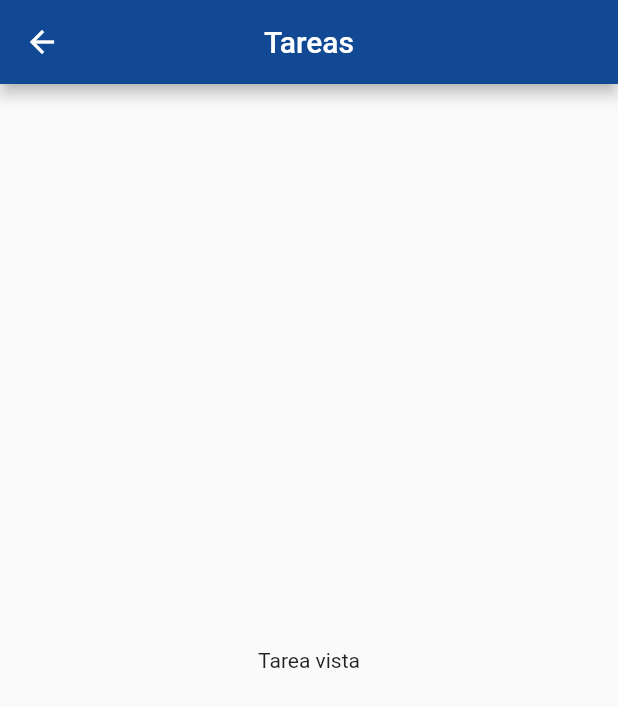
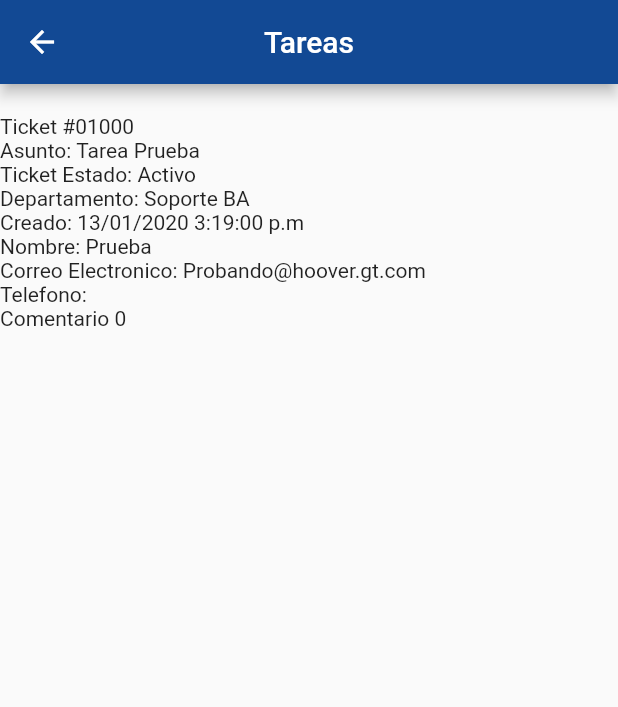
Before and after one commit to B3rert/TareasDs_Flutter, a Flutter app: the ListTaskPage screen opened directly, after a tap on "Tarea prueba", on a phone screen of 412 x 824 dp. Shown: the top 707 px of the screen. Run offline on Flutter 3.47's test engine with Material 2 defaults, Android fonts, the phone set to English and light mode, and no system bars.

Commit message:
Cambio de fondo del login, nueva clase colores, clase para quitar la animcion de los listview y otros cambios en distintos archivos

```diff
--- a/lib/src/pages/list_task_page.dart
+++ b/lib/src/pages/list_task_page.dart
@@ -1,4 +1,5 @@
 import 'package:flutter/material.dart';
+import 'package:front_tareasds/src/pages/view_tasks.dart';
 import 'package:front_tareasds/src/providers/list_provider.dart';
 import 'package:front_tareasds/src/utils/constants.dart';
 
@@ -127,6 +128,10 @@ class _ListTaskPageState extends State<ListTaskPage> {
         ),
         onTap: () {
           Navigator.pushNamed(context, "/viewTask");
+          /*  Navigator.push(
+              context,
+              MaterialPageRoute(
+                  builder: (BuildContext context) => ViewTaskPage())); */
         },
       );
 
--- a/lib/src/pages/login_page.dart
+++ b/lib/src/pages/login_page.dart
@@ -1,28 +1,14 @@
 import 'package:flutter/material.dart';
+import 'package:front_tareasds/src/pages/list_task_page.dart';
+import 'package:front_tareasds/src/utils/colors.dart';
+import 'package:front_tareasds/src/utils/my_behavior.dart';
 
-bool brushedTeeth = false; //Estado para en checkbox
-bool enableFeature = false; //Estado para en checkbox
+bool brushedTeeth = false; //Estado switch
 
 class LoginPage extends StatefulWidget {
   @override
   _LoginPageState createState() => _LoginPageState();
 }
-
-Map<int, Color> color = {
-  50: Color.fromRGBO(136, 14, 79, .1),
-  100: Color.fromRGBO(136, 14, 79, .2),
-  200: Color.fromRGBO(136, 14, 79, .3),
-  300: Color.fromRGBO(136, 14, 79, .4),
-  400: Color.fromRGBO(136, 14, 79, .5),
-  500: Color.fromRGBO(136, 14, 79, .6),
-  600: Color.fromRGBO(136, 14, 79, .7),
-  700: Color.fromRGBO(136, 14, 79, .8),
-  800: Color.fromRGBO(136, 14, 79, .9),
-  900: Color.fromRGBO(136, 14, 79, 1),
-};
-
-MaterialColor naranja = MaterialColor(0xFFDF9623, color);
-MaterialColor azul = MaterialColor(0xFF124994, color);
 
 class _LoginPageState extends State<LoginPage> {
   @override
@@ -30,12 +16,14 @@ class _LoginPageState extends State<LoginPage> {
     return Container(
         decoration: BoxDecoration(
           image: DecorationImage(
-              image: AssetImage('assets/images/background_login_orange.jpg'),
+              image: AssetImage('assets/images/fondologin.jpg'),
               fit: BoxFit.cover),
         ),
         child: Scaffold(
           backgroundColor: Colors.transparent,
-          body: ListView(
+          body: ScrollConfiguration(
+            behavior: MyBehavior(),
+            child: ListView(
               children: [
                 Center(
                   child: Column(
@@ -54,6 +42,7 @@ class _LoginPageState extends State<LoginPage> {
                   ),
                 ),
               ],
+            ),
           ),
         ));
   }
@@ -110,7 +99,7 @@ class _LoginPageState extends State<LoginPage> {
           child: new Text('Iniciar Sesión'),
           onPressed: _iniciarSesion,
           textColor: Colors.white,
-          color: azul,
+          color: ColoresPropios.azul,
           shape: StadiumBorder(),
         ),
       ),
@@ -134,8 +123,8 @@ class _LoginPageState extends State<LoginPage> {
           Text('Recordar mis datos',
               style: Theme.of(context).textTheme.subtitle1),
           Switch(
-              activeColor: azul,
-              inactiveThumbColor: azul,
+            activeColor: ColoresPropios.azul,
+            inactiveThumbColor: ColoresPropios.azul,
             value: brushedTeeth,
             onChanged: (checked) {
               setState(() {
@@ -144,6 +133,7 @@ class _LoginPageState extends State<LoginPage> {
             },
           ),
         ],
-        ));
+      ),
+    );
   }
 }
--- a/lib/src/pages/view_tasks.dart
+++ b/lib/src/pages/view_tasks.dart
@@ -1,5 +1,4 @@
 import 'package:flutter/material.dart';
-import 'package:front_tareasds/src/pages/list_page.dart';
 
 Map<int, Color> color = {
   50: Color.fromRGBO(136, 14, 79, .1),
@@ -13,8 +12,9 @@ Map<int, Color> color = {
   800: Color.fromRGBO(136, 14, 79, .9),
   900: Color.fromRGBO(136, 14, 79, 1),
 };
-
 MaterialColor naranja = MaterialColor(0xFFDF9623, color);
+MaterialColor azul = MaterialColor(0xFF124994, color);
+MaterialColor azulPalido = MaterialColor(0xFF567aab, color);
 
 class ViewTaskPage extends StatelessWidget {
   @override
@@ -31,11 +31,26 @@ class ViewTaskPage extends StatelessWidget {
         ),
         centerTitle: true,
       ),
-      body: Container(
-        child: Center(
-          child: Text("Tarea vista"),
-        ),
-      ),
+      body: _viewSelectTask(),
     );
   }
 }
+
+Widget _viewSelectTask() {
+  return Padding(
+    padding: const EdgeInsets.only(top: 20.0),
+    child: ListView(
+      children: [
+        Text("Ticket #01000"),
+        Text("Asunto: Tarea Prueba"),
+        Text("Ticket Estado: Activo"),
+        Text("Departamento: Soporte BA"),
+        Text("Creado: 13/01/2020 3:19:00 p.m"),
+        Text("Nombre: Prueba"),
+        Text("Correo Electronico: Probando@hoover.gt.com"),
+        Text("Telefono:"),
+        Text("Comentario 0"),
+      ],
+    ),
+  );
+}
```
Also changed, not shown: lib/src/pages/active_task_page.dart (deleted, +0 -12 lines), lib/src/pages/list_page.dart (deleted, +0 -80 lines), lib/src/pages/new_task_page.dart (+9 -11 lines), lib/src/pages/task_closed_page.dart (deleted, +0 -12 lines), lib/src/utils/colors.dart (added, +18 -0 lines), lib/src/utils/my_behavior.dart (added, +9 -0 lines), assets/images/background_login.jpg (deleted), assets/images/background_login_orange.jpg (deleted), assets/images/fondoNaranjaLo0gin.jpg (added), assets/images/fondologin.jpg (added). Lines whose indentation alone changed are shown as unchanged.
